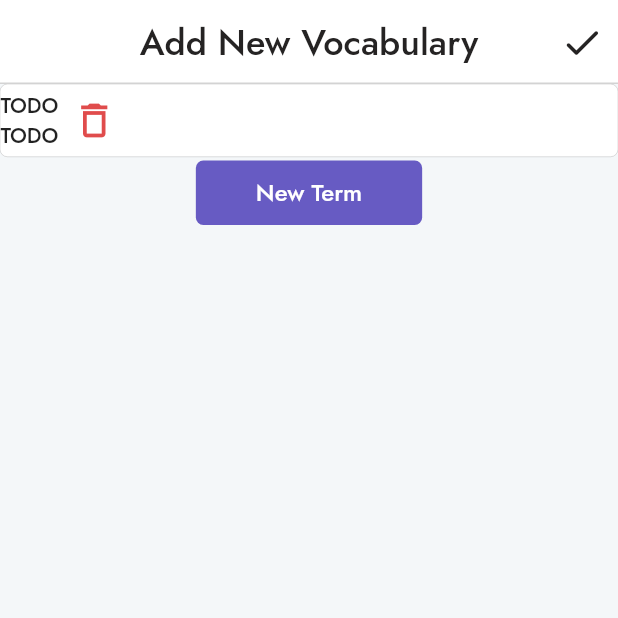
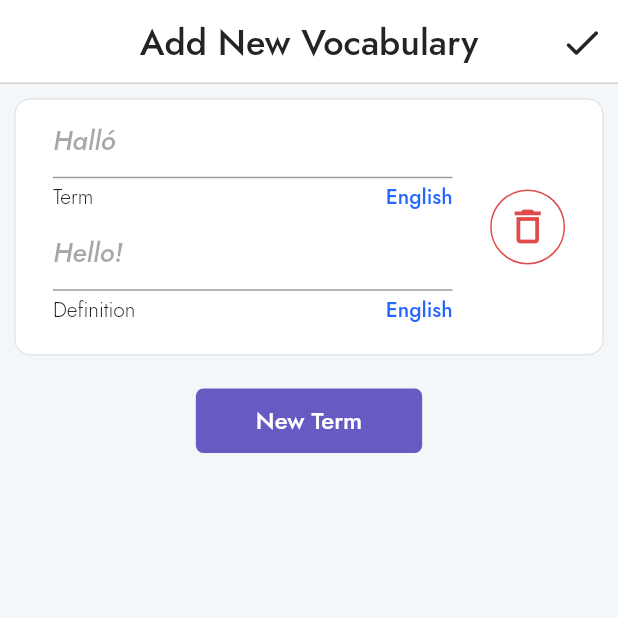
Before and after one commit to ElijahMSmith/Vocabulary-Trainer-App, a Flutter app: the Enter screen opened directly, after a tap on "New Term", on a phone screen of 412 x 824 dp, the top half of it. Run offline on Flutter 3.47's test engine with Material 2 defaults, Android fonts, the phone set to English and light mode, and no system bars; our stand-ins replace flutter_svg, logger.

Commit message:
Finished static UI for enter page

```diff
--- a/lib/models/term.dart
+++ b/lib/models/term.dart
@@ -1,5 +1,5 @@
 class Term {
-  static int ID_COUNTER = 0;
+  static int ID_COUNTER = 0; /* TODO: Go to a better system */
 
   late int id;
 
@@ -42,7 +42,7 @@ class Term {
 
 class TermItem {
   String item = "";
-  String language = "";
+  String language = "English";
 
   TermItem(this.item, this.language);
 
@@ -64,3 +64,25 @@ class TermItem {
     return false;
   }
 }
+
+class HintOption {
+  final String term;
+  final String definition;
+
+  const HintOption({required this.term, required this.definition});
+}
+
+final List<HintOption> allHints = [
+  const HintOption(term: "你好", definition: "Hello!"),
+  const HintOption(term: "Bonjour", definition: "Hello!"),
+  const HintOption(term: "Hola", definition: "Hello!"),
+  const HintOption(term: "Përshëndetje", definition: "Hello!"),
+  const HintOption(term: "Halló", definition: "Hello!"),
+  const HintOption(term: "こんにちは", definition: "Hello!"),
+  const HintOption(term: "안녕하세요", definition: "Hello!"),
+  const HintOption(term: "สวัสดี", definition: "Hello!"),
+  const HintOption(term: "Merhaba", definition: "Hello!"),
+  const HintOption(term: "Γειά σου", definition: "Hello!"),
+  const HintOption(term: "Hej", definition: "Hello!"),
+  const HintOption(term: "ສະບາຍດີ", definition: "Hello!"),
+];
--- a/lib/pages/enter.dart
+++ b/lib/pages/enter.dart
@@ -44,7 +44,6 @@ class _EnterState extends State<Enter> {
 
   @override
   Widget build(BuildContext context) {
-    logger.i("${_allTerms.length} term cards");
     return Scaffold(
       appBar: ThemedAppBar(
         "Add New Vocabulary",
@@ -64,6 +63,7 @@ class _EnterState extends State<Enter> {
             crossAxisAlignment: CrossAxisAlignment.center,
             children: [
               ..._allTerms,
+              const SizedBox(height: 20),
               AddButton(onPressed: _createTerm, text: "New Term"),
             ],
           ),
--- a/lib/widgets/enter/term_input_card.dart
+++ b/lib/widgets/enter/term_input_card.dart
@@ -1,3 +1,5 @@
+import 'dart:math';
+
 import 'package:flutter/material.dart';
 import 'package:vocab_trainer_app/misc/colors.dart';
 import 'package:vocab_trainer_app/models/term.dart';
@@ -18,6 +20,8 @@ class TermInputCard extends StatefulWidget {
 
 class _TermInputCardState extends State<TermInputCard> {
   late final Term _data;
+  final HintOption _randomHint =
+      allHints.elementAt(Random().nextInt(allHints.length));
 
   @override
   void initState() {
@@ -25,57 +29,130 @@ class _TermInputCardState extends State<TermInputCard> {
     _data = widget._data;
   }
 
-  Widget buildInputLine(String current, String label, String language,
-      void Function(String) onChange) {
-    return const Text("TODO");
+  Widget buildInputLine(
+      {required String current,
+      required String label,
+      required String language,
+      required void Function(String) onChangeItem,
+      required void Function(String) onChangeLanguage}) {
+    return Column(
+      children: [
+        Container(
+          margin: const EdgeInsets.symmetric(vertical: 2.5),
+          child: TextField(
+            onChanged: onChangeItem,
+            decoration: InputDecoration(
+              hintText:
+                  label == "Term" ? _randomHint.term : _randomHint.definition,
+              hintStyle: TextStyle(
+                  color: ThemeColors.black.withOpacity(.4),
+                  fontSize: 18,
+                  fontStyle: FontStyle.italic),
+              border: const UnderlineInputBorder(
+                borderSide: BorderSide(color: ThemeColors.black),
+              ),
+            ),
+            style: const TextStyle(
+                color: ThemeColors.black,
+                fontWeight: FontWeight.w500,
+                fontSize: 18),
+          ),
+        ),
+        Row(
+          mainAxisAlignment: MainAxisAlignment.spaceBetween,
+          children: [
+            Text(
+              label,
+              style: const TextStyle(
+                  color: ThemeColors.black,
+                  fontSize: 14,
+                  fontWeight: FontWeight.w300),
+            ),
+            InkWell(
+              onTap: () {
+                /* TODO: Open language selector and send the result to onChangeLanguage */
+              },
+              child: Text(
+                language,
+                style: const TextStyle(
+                    color: ThemeColors.blue, fontWeight: FontWeight.w500),
+              ),
+            )
+          ],
+        )
+      ],
+    );
   }
 
   @override
   Widget build(BuildContext context) {
     return Container(
+      margin: const EdgeInsets.fromLTRB(10, 10, 10, 0),
       decoration: BoxDecoration(
+        borderRadius: BorderRadius.circular(10),
         border: Border.all(
           color: ThemeColors.black.withOpacity(.2),
           width: .5,
           strokeAlign: BorderSide.strokeAlignCenter,
         ),
         color: ThemeColors.primary,
-        borderRadius: const BorderRadius.all(
-          Radius.circular(5),
-        ),
       ),
       child: Row(
+        crossAxisAlignment: CrossAxisAlignment.center,
         children: [
-          Container(
+          Expanded(
+            child: Container(
+              padding: const EdgeInsets.only(left: 25, bottom: 20),
               child: Column(
                 children: [
                   buildInputLine(
-                  _data.term.item,
-                  "Term",
-                  _data.term.language,
-                  (newText) {
+                    current: _data.term.item,
+                    label: "Term",
+                    language: _data.term.language,
+                    onChangeItem: (newText) {
                       setState(() {
                         _data.term.item = newText;
                       });
                     },
+                    onChangeLanguage: (newLanguage) {
+                      setState(() {
+                        _data.term.language = newLanguage;
+                      });
+                    },
                   ),
                   buildInputLine(
-                  _data.definition.item,
-                  "Term",
-                  _data.definition.language,
-                  (newText) {
+                    current: _data.definition.item,
+                    label: "Definition",
+                    language: _data.definition.language,
+                    onChangeItem: (newText) {
                       setState(() {
                         _data.definition.item = newText;
+                      });
+                    },
+                    onChangeLanguage: (newLanguage) {
+                      setState(() {
+                        _data.definition.language = newLanguage;
                       });
                     },
                   ),
                 ],
               ),
             ),
-          IconButton(
+          ),
+          Container(
+            decoration: BoxDecoration(
+              border: Border.all(color: ThemeColors.red, width: 1),
+              shape: BoxShape.circle,
+            ),
+            margin: const EdgeInsets.only(left: 25, right: 25),
+            child: IconButton(
               onPressed: () => widget.onDelete(_data.id),
-            icon: const Icon(Icons.delete_outline,
-                size: 30, color: ThemeColors.red),
+              icon: const Icon(
+                Icons.delete_outline,
+                size: 30,
+                color: ThemeColors.red,
+              ),
+            ),
           ),
         ],
       ),
```
Lines whose indentation alone changed are shown as unchanged.
